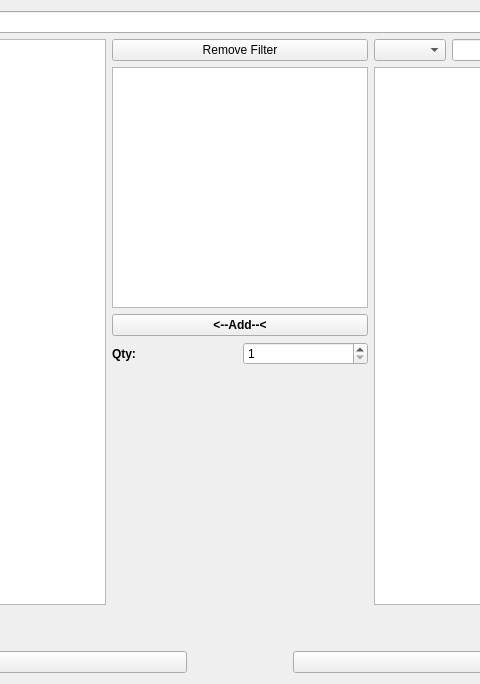
Before: the Qt Designer form addEncounter.ui in PhilCuster/Dungeon_Journal, drawn with Qt 5; both pictures show x 522 to 1002 and y 0 to 684 of the 1524 by 684 pixel window.
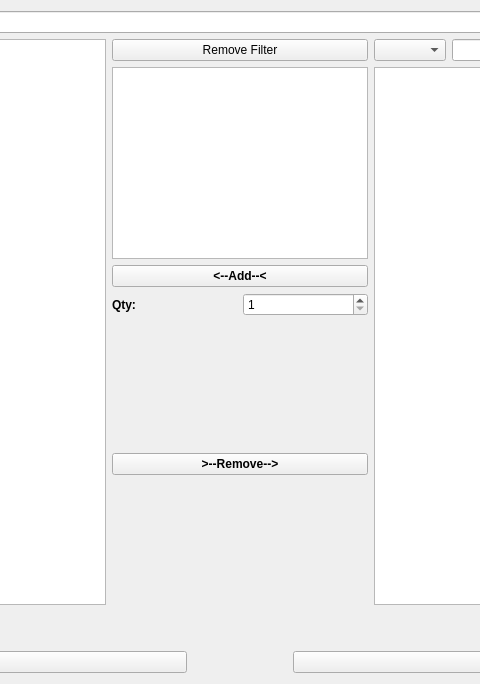
After: the same form once the commit is applied.

Commit message: Added button to remove items from new encounter.  Started to add ability to edit encounter.

```diff
--- a/addEncounter.ui
+++ b/addEncounter.ui
@@ -128,6 +128,33 @@
          </property>
         </spacer>
        </item>
+       <item>
+        <widget class="QPushButton" name="removeButton">
+         <property name="font">
+          <font>
+           <pointsize>9</pointsize>
+           <weight>75</weight>
+           <bold>true</bold>
+          </font>
+         </property>
+         <property name="text">
+          <string>&gt;--Remove--&gt;</string>
+         </property>
+        </widget>
+       </item>
+       <item>
+        <spacer name="verticalSpacer_2">
+         <property name="orientation">
+          <enum>Qt::Vertical</enum>
+         </property>
+         <property name="sizeHint" stdset="0">
+          <size>
+           <width>20</width>
+           <height>40</height>
+          </size>
+         </property>
+        </spacer>
+       </item>
       </layout>
      </item>
      <item>
```
The commit also changes 13 other files.
